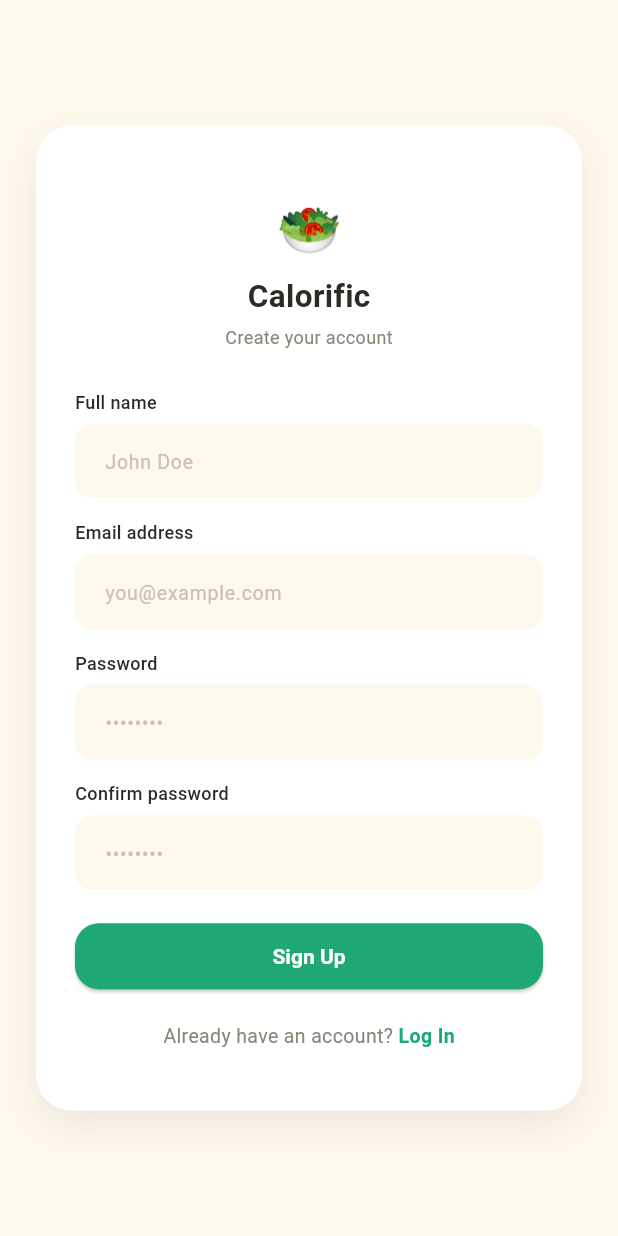
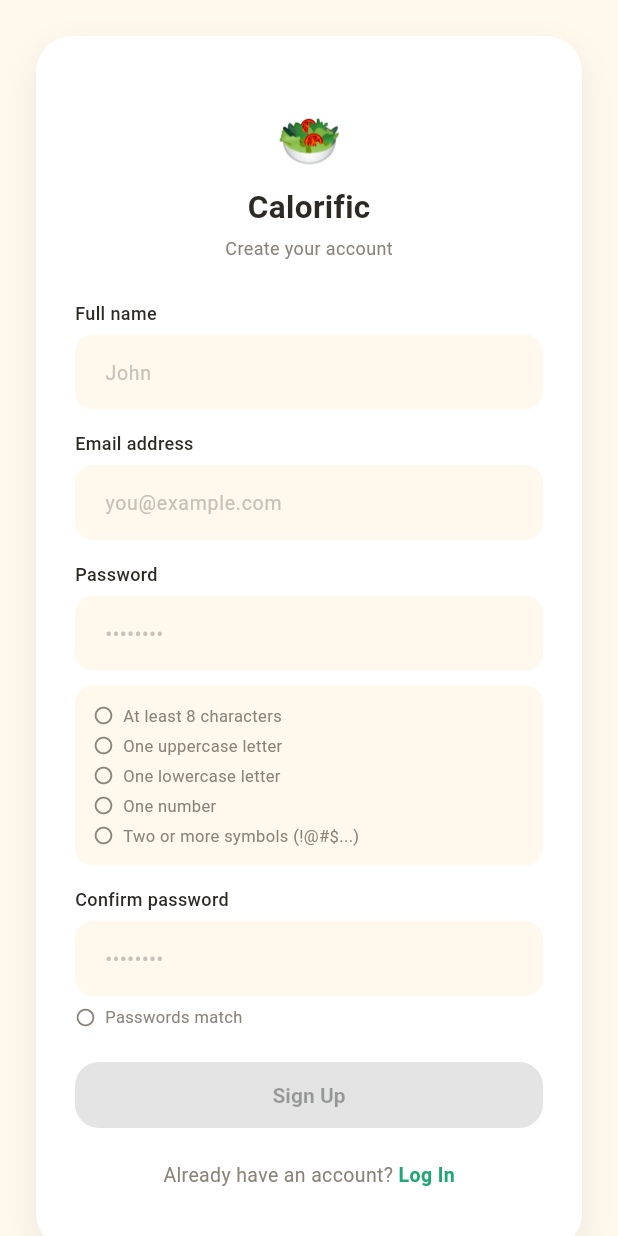
Before and after one commit to shivram101/Calorific, a Flutter app: the SignupScreen screen opened by its route, on a phone screen of 412 x 824 dp. Run offline on Flutter 3.47's test engine with Material 3 defaults, Android fonts, the phone set to English and light mode, and no system bars; our stand-ins replace fl_chart, shared_preferences; missing offline and left inert: mobile_scanner; accounts and stored records are empty; network calls fail.

Commit message:
signup: added password complexity critera and users being able to see their progress settings: removed logout dialog Added launch icon, splashscreen, and updated the Android* app name (still no testing for iOS).

```diff
--- a/mobile/lib/screens/settings_screen.dart
+++ b/mobile/lib/screens/settings_screen.dart
@@ -165,26 +165,9 @@ class _SettingsScreenState extends State<SettingsScreen> {
   }
 
   Future<void> _handleLogout() async {
-    final confirmed = await showDialog<bool>(
-      context: context,
-      builder: (context) => AlertDialog(
-        title: const Text('Log out'),
-        content: const Text('Are you sure you want to log out?'),
-        actions: [
-          TextButton(
-              onPressed: () => Navigator.pop(context, false),
-              child: const Text('Cancel')),
-          TextButton(
-              onPressed: () => Navigator.pop(context, true),
-              child: const Text('Log out')),
-        ],
-      ),
-    );
-    if (confirmed == true) {
-      await logout();
-      if (mounted) {
-        Navigator.pushNamedAndRemoveUntil(context, '/login', (r) => false);
-      }
+    await logout();
+    if (mounted) {
+      Navigator.pushNamedAndRemoveUntil(context, '/login', (r) => false);
     }
   }
 
--- a/mobile/lib/screens/signup_screen.dart
+++ b/mobile/lib/screens/signup_screen.dart
@@ -21,13 +21,39 @@ class _SignupScreenState extends State<SignupScreen> {
   String? _error;
   String? _success;
 
+  static final RegExp _symbolPattern =
+      RegExp(r'''[!@#$%^&*()_+\-=\[\]{};:"\\|,.<>\/?~`]''');
+
+  bool get _hasMinLength => _passwordController.text.length >= 8;
+  bool get _hasUppercase => RegExp(r'[A-Z]').hasMatch(_passwordController.text);
+  bool get _hasLowercase => RegExp(r'[a-z]').hasMatch(_passwordController.text);
+  bool get _hasNumber => RegExp(r'[0-9]').hasMatch(_passwordController.text);
+  bool get _hasSymbols =>
+      _symbolPattern.allMatches(_passwordController.text).length >= 2;
+
+  bool get _isPasswordValid =>
+      _hasMinLength &&
+      _hasUppercase &&
+      _hasLowercase &&
+      _hasNumber &&
+      _hasSymbols;
+
+  bool get _passwordsMatch =>
+      _passwordController.text.isNotEmpty &&
+      _passwordController.text == _confirmController.text;
+
   Future<void> _handleSignUp() async {
     setState(() {
       _error = null;
       _success = null;
     });
 
-    if (_passwordController.text != _confirmController.text) {
+    if (!_isPasswordValid) {
+      setState(() => _error = 'Password does not meet the requirements below');
+      return;
+    }
+
+    if (!_passwordsMatch) {
       setState(() => _error = 'Passwords do not match');
       return;
     }
@@ -66,6 +92,78 @@ class _SignupScreenState extends State<SignupScreen> {
           ),
         ),
       );
+
+  Widget _requirementRow(bool met, String label) {
+    return Padding(
+      padding: const EdgeInsets.symmetric(vertical: 2),
+      child: Row(
+        children: [
+          Icon(
+            met ? Icons.check_circle : Icons.circle_outlined,
+            size: 14,
+            color: met ? CalorificColors.green : CalorificColors.textMuted,
+          ),
+          const SizedBox(width: 6),
+          Text(
+            label,
+            style: TextStyle(
+              fontSize: 11,
+              color: met ? CalorificColors.green : CalorificColors.textMuted,
+            ),
+          ),
+        ],
+      ),
+    );
+  }
+
+  // Live checklist shown under the password field — updates as the person
+  // types via the field's onChanged callback.
+  Widget _passwordRequirements() {
+    return Container(
+      width: double.infinity,
+      padding: const EdgeInsets.symmetric(horizontal: 12, vertical: 10),
+      decoration: BoxDecoration(
+        color: CalorificColors.cream,
+        borderRadius: BorderRadius.circular(12),
+      ),
+      child: Column(
+        crossAxisAlignment: CrossAxisAlignment.start,
+        children: [
+          _requirementRow(_hasMinLength, 'At least 8 characters'),
+          _requirementRow(_hasUppercase, 'One uppercase letter'),
+          _requirementRow(_hasLowercase, 'One lowercase letter'),
+          _requirementRow(_hasNumber, 'One number'),
+          _requirementRow(_hasSymbols, 'Two or more symbols (!@#\$...)'),
+        ],
+      ),
+    );
+  }
+
+  // Separate from the checklist above since it depends on both fields —
+  // shown neutral until the person starts confirming, then green/red.
+  Widget _matchIndicator() {
+    final confirmEmpty = _confirmController.text.isEmpty;
+    final icon = confirmEmpty
+        ? Icons.circle_outlined
+        : (_passwordsMatch ? Icons.check_circle : Icons.cancel);
+    final color = confirmEmpty
+        ? CalorificColors.textMuted
+        : (_passwordsMatch ? CalorificColors.green : CalorificColors.danger);
+    final label = confirmEmpty || _passwordsMatch
+        ? 'Passwords match'
+        : 'Passwords do not match';
+
+    return Padding(
+      padding: const EdgeInsets.only(top: 6),
+      child: Row(
+        children: [
+          Icon(icon, size: 14, color: color),
+          const SizedBox(width: 6),
+          Text(label, style: TextStyle(fontSize: 11, color: color)),
+        ],
+      ),
+    );
+  }
 
   @override
   Widget build(BuildContext context) {
@@ -156,7 +254,9 @@ class _SignupScreenState extends State<SignupScreen> {
                   _label('Full name'),
                   TextField(
                     controller: _nameController,
-                    decoration: const InputDecoration(hintText: 'John Doe'),
+                    decoration: const InputDecoration(
+                        hintText:
+                            'John'), // removing last name hint to avoid confusion
                   ),
                   const SizedBox(height: 14),
 
@@ -174,22 +274,30 @@ class _SignupScreenState extends State<SignupScreen> {
                   TextField(
                     controller: _passwordController,
                     obscureText: true,
+                    onChanged: (_) => setState(() {}),
                     decoration: const InputDecoration(hintText: '••••••••'),
                   ),
+                  const SizedBox(height: 10),
+                  _passwordRequirements(),
                   const SizedBox(height: 14),
 
                   _label('Confirm password'),
                   TextField(
                     controller: _confirmController,
                     obscureText: true,
+                    onChanged: (_) => setState(() {}),
                     decoration: const InputDecoration(hintText: '••••••••'),
                   ),
+                  _matchIndicator(),
                   const SizedBox(height: 20),
 
                   SizedBox(
                     width: double.infinity,
                     child: ElevatedButton(
-                      onPressed: _loading ? null : _handleSignUp,
+                      onPressed:
+                          (_loading || !_isPasswordValid || !_passwordsMatch)
+                              ? null
+                              : _handleSignUp,
                       child: Text(_loading ? 'Signing up...' : 'Sign Up'),
                     ),
                   ),
```
Also changed, not shown: 21 other files.
